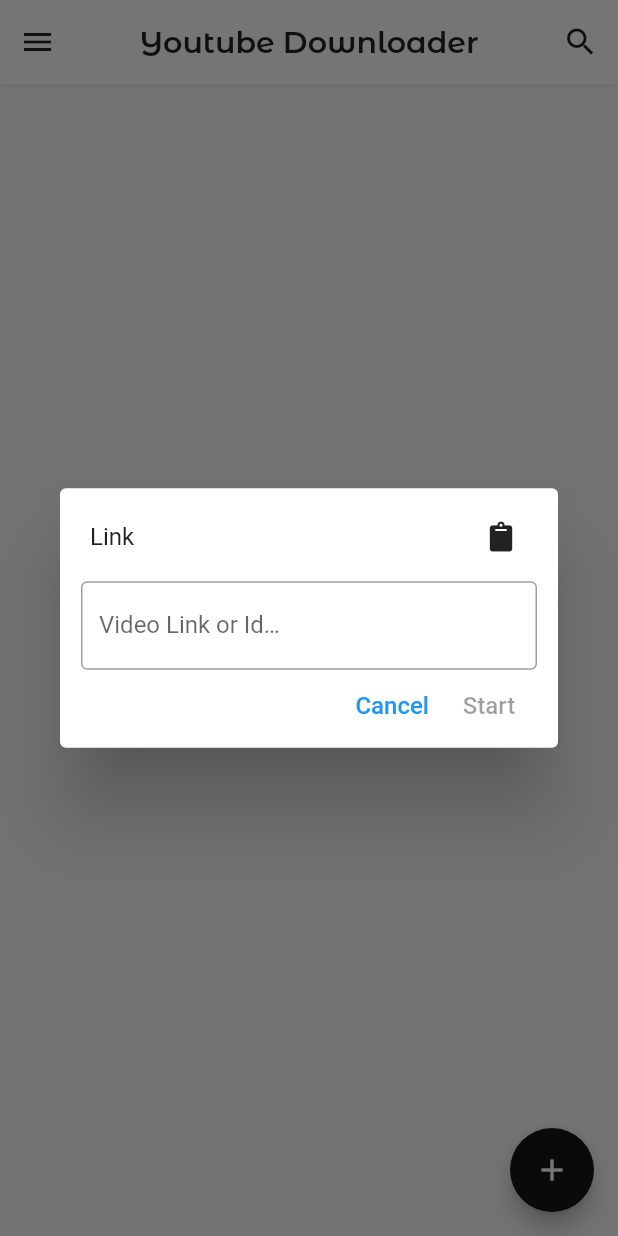
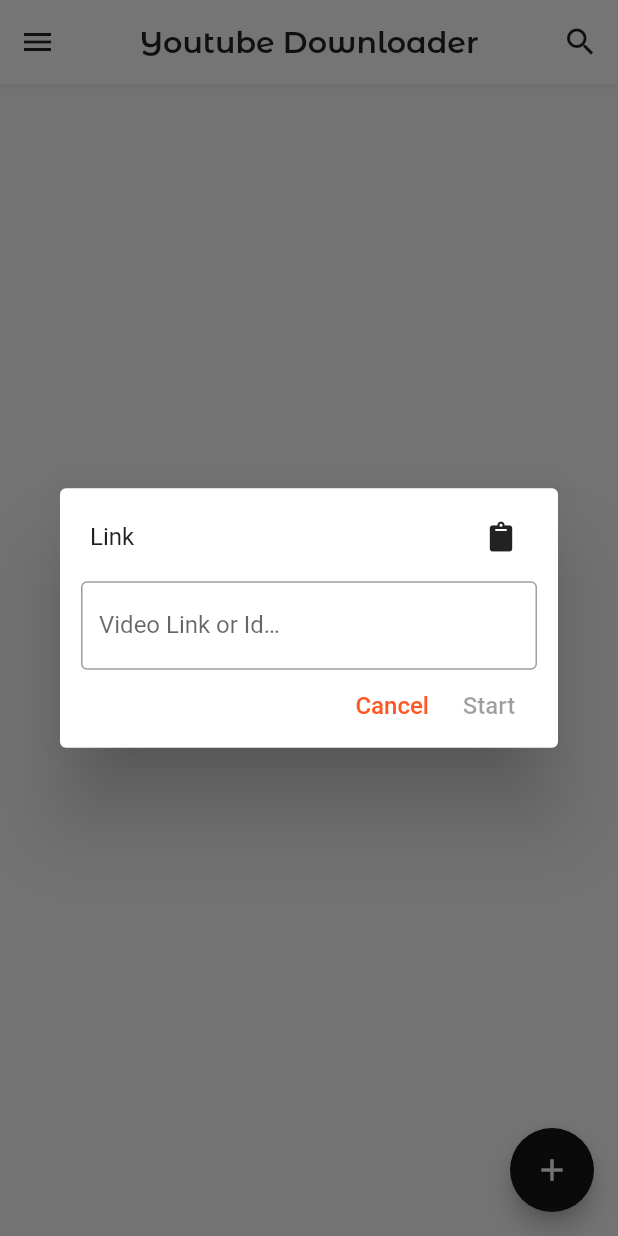
Before and after one commit to OmidNejadabbasi/youtube_downloader, a Flutter app: the screen it shows after launch, after a tap on the "add" icon, on a phone screen of 412 x 824 dp. Run offline on Flutter 3.47's test engine with Material 2 defaults, Android fonts, the phone set to English and light mode, and no system bars; project files that could hold a hidden picture were left out.

```diff
--- a/lib/main.dart
+++ b/lib/main.dart
@@ -13,7 +13,7 @@ class MyApp extends StatelessWidget {
     return MaterialApp(
       title: 'Omid Youtube Downloader',
       theme: ThemeData(
-        primarySwatch: Colors.blue,
+        primarySwatch: Colors.deepOrange,
       ),
       home: const MainScreen(),
     );
--- a/lib/pages/main/link_extractor_dialog.dart
+++ b/lib/pages/main/link_extractor_dialog/link_extractor_dialog.dart
@@ -1,8 +1,8 @@
 import 'package:flutter/material.dart';
 import 'package:youtube_downloader/shared/styles.dart';
 
-import '../../shared/my_flutter_app_icons.dart';
-import '../../shared/widgets/icon_button.dart';
+import '../../../shared/my_flutter_app_icons.dart';
+import '../../../shared/widgets/icon_button.dart';
 
 class YoutubeLinkExtractorDialog extends StatefulWidget {
   const YoutubeLinkExtractorDialog({
--- a/lib/pages/main/main_screen.dart
+++ b/lib/pages/main/main_screen.dart
@@ -1,5 +1,5 @@
 import 'package:flutter/material.dart';
-import 'package:youtube_downloader/pages/main/link_extractor_dialog.dart';
+import 'package:youtube_downloader/pages/main/link_extractor_dialog/link_extractor_dialog.dart';
 import 'package:youtube_downloader/shared/my_flutter_app_icons.dart';
 
 import '../../shared/styles.dart';
```
Also changed, not shown: lib/pages/main/link_extractor_dialog/link_extractor_dialog_bloc.dart (added, +7 -0 lines), lib/pages/main/link_extractor_dialog/link_extractor_dialog_events.dart (added, +8 -0 lines), lib/pages/main/link_extractor_dialog/link_extractor_dialog_states.dart (added, +15 -0 lines).
